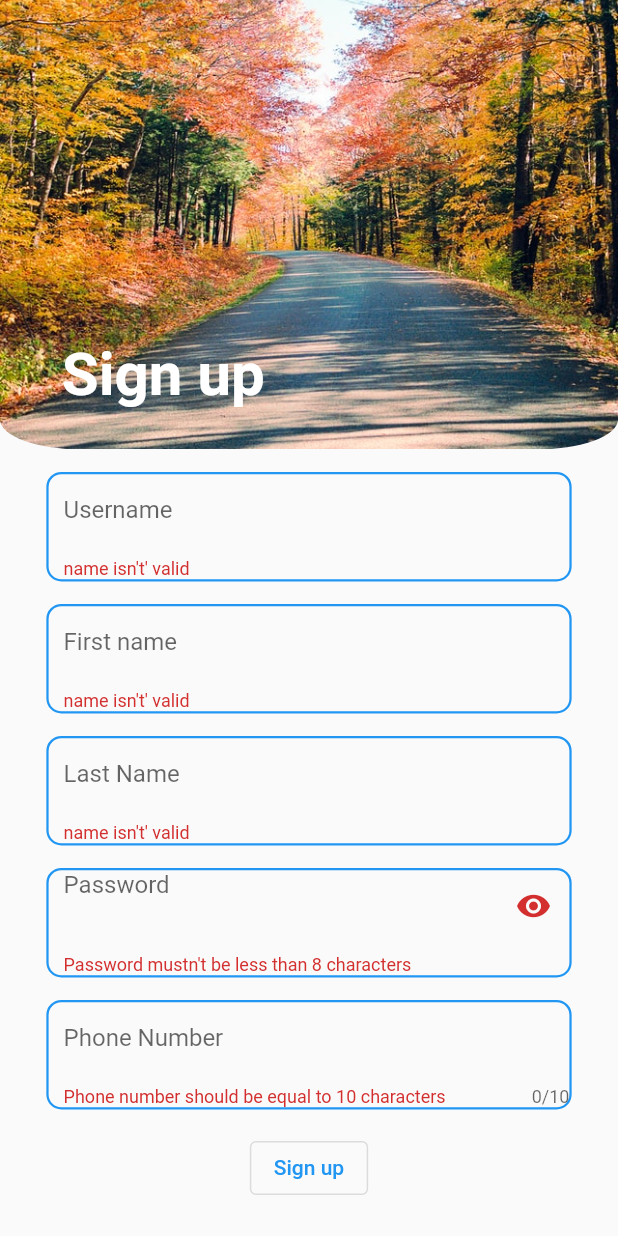
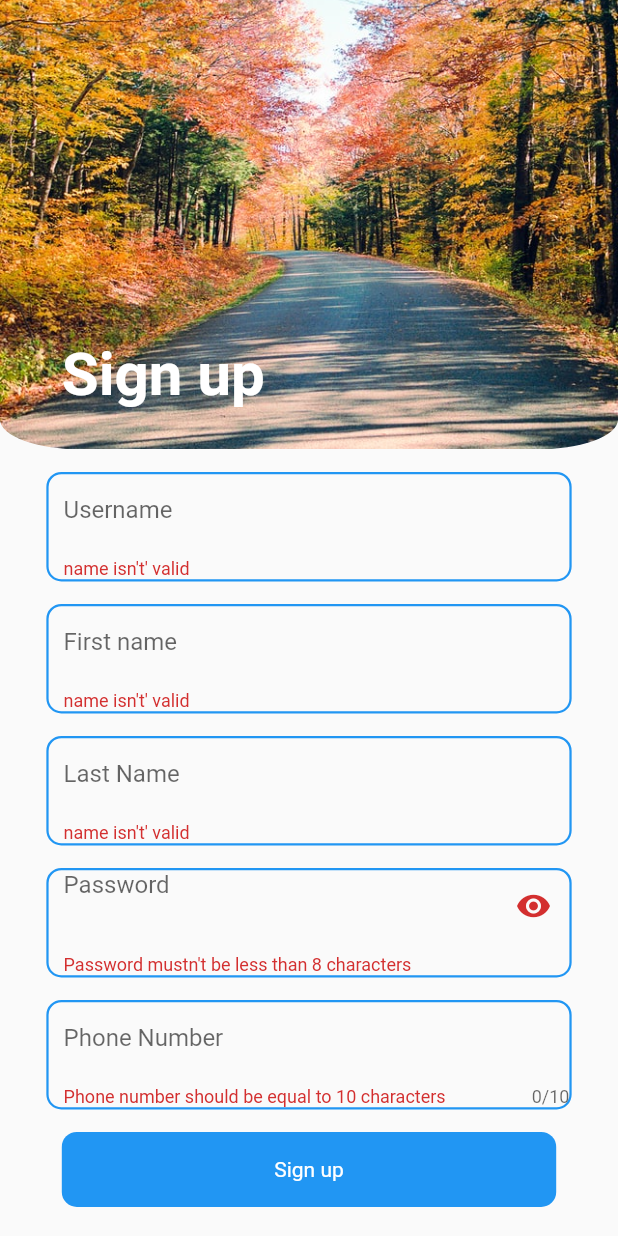
Before and after one commit to ankeet7x/travelapp, a Flutter app: the screen it shows after launch, after a tap on "Sign up", on a phone screen of 412 x 824 dp. Run offline on Flutter 3.47's test engine with Material 2 defaults, Android fonts, the phone set to English and light mode, and no system bars; our stand-ins replace flutter_spinkit.

Commit message:
Sign up page completion

```diff
--- a/lib/views/signup.dart
+++ b/lib/views/signup.dart
@@ -4,6 +4,7 @@ import 'package:provider/provider.dart';
 import 'package:travelapp/providers/authprovider.dart';
 import 'package:travelapp/ui/namefields.dart';
 import 'package:travelapp/views/login.dart';
+import 'package:flutter_spinkit/flutter_spinkit.dart';
 
 class SignupView extends StatefulWidget {
   @override
@@ -26,7 +27,7 @@ class _SignupViewState extends State<SignupView> {
       Navigator.push(
           context, MaterialPageRoute(builder: (context) => LoginView()));
     } else {
-      print('User already exist');
+      print('Try changing username or password');
     }
   }
 
@@ -152,14 +153,63 @@ class _SignupViewState extends State<SignupView> {
             SizedBox(
               height: 15,
             ),
-            OutlinedButton(
-              child: Text("Sign up"),
-              onPressed: () {
-                if (_formKey.currentState!.validate()) {
-                  signUp(_userName.text, _firstName.text, _lastName.text,
-                      _password.text, _phoneNumber.text);
-                }
-              },
+            Consumer<AuthProvider>(
+              builder: (context, authState, child) => GestureDetector(
+                child: Container(
+                  width: size.width * 0.8,
+                  height: 50,
+                  decoration: BoxDecoration(
+                    color: Colors.blue,
+                    borderRadius: BorderRadius.circular(10),
+                  ),
+                  child: Center(
+                      child: authState.loading
+                          ? Row(
+                              mainAxisAlignment: MainAxisAlignment.center,
+                              children: [
+                                SpinKitThreeBounce(
+                                  color: Colors.white,
+                                  size: 10,
+                                ),
+                                SizedBox(
+                                  width: 10,
+                                ),
+                                Text(
+                                  "Signing up",
+                                  style: TextStyle(color: Colors.white),
+                                )
+                              ],
+                            )
+                          : Text(
+                              "Sign up",
+                              style: TextStyle(color: Colors.white),
+                            )),
+                ),
+                onTap: () async {
+                  if (_formKey.currentState!.validate()) {
+                    // signUp(_userName.text, _firstName.text, _lastName.text,
+                    //     _password.text, _phoneNumber.text);
+
+                    final signUpProvider =
+                        Provider.of<AuthProvider>(context, listen: false);
+                    if (await signUpProvider.signUpUser(
+                            _userName.text,
+                            _firstName.text,
+                            _lastName.text,
+                            _password.text,
+                            _phoneNumber.text) ==
+                        'userCreated') {
+                      Navigator.push(context,
+                          MaterialPageRoute(builder: (context) => LoginView()));
+                    } else {
+                      print('Try changing username or password');
+                      ScaffoldMessenger.of(context).showSnackBar(SnackBar(
+                        content: Text("Change Username or Phone Number"),
+                      ));
+                    }
+                  }
+                },
+              ),
             )
           ],
         ),
--- a/pubspec.yaml
+++ b/pubspec.yaml
@@ -30,6 +30,7 @@ dependencies:
   cupertino_icons: ^1.0.2
   provider: ^5.0.0
   http: ^0.13.3
+  flutter_spinkit: ^5.0.0
 
 dev_dependencies:
   flutter_test:
```
Also changed, not shown: pubspec.lock, 1 other file.
